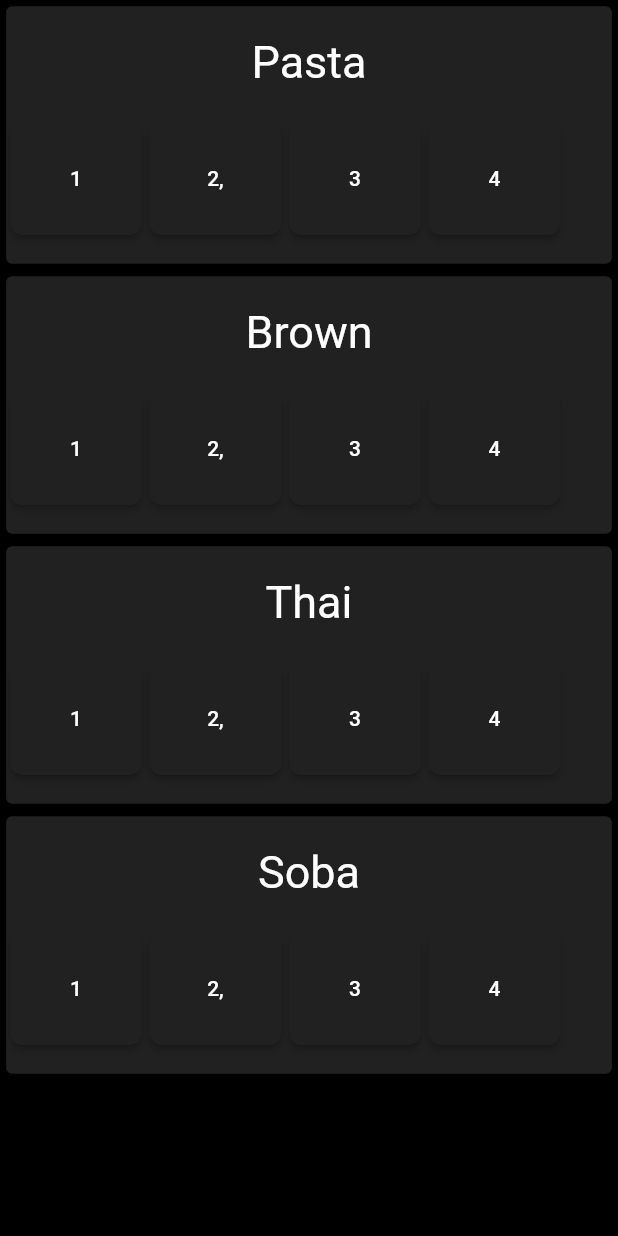
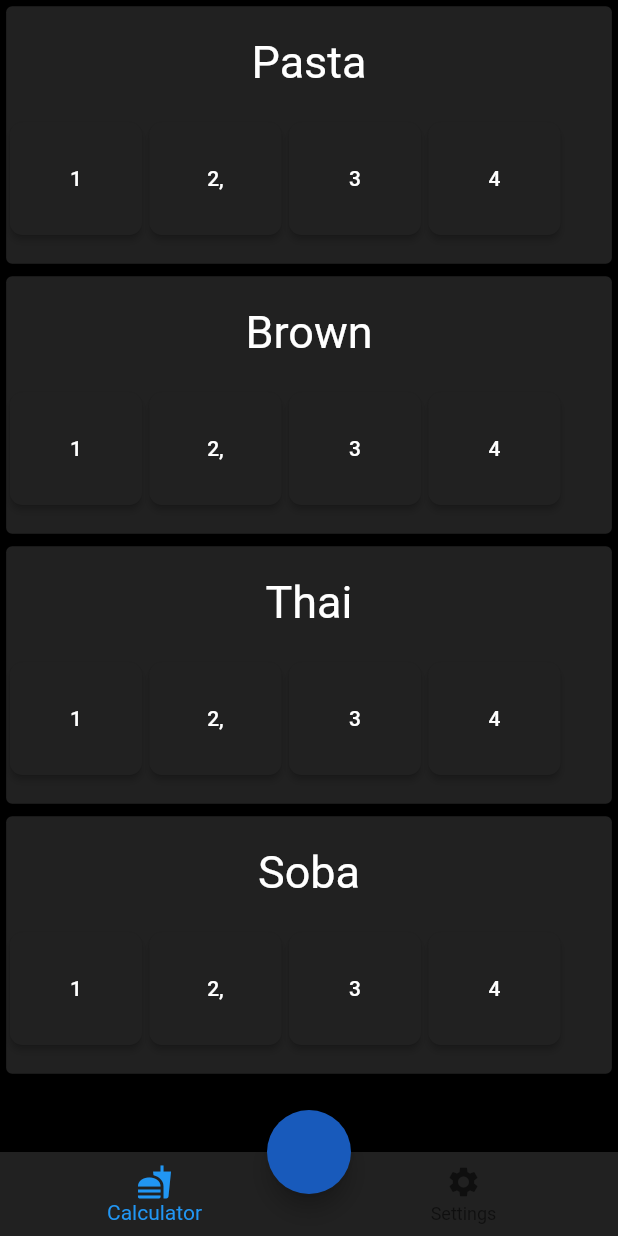
Before and after one commit to MenuItem207/salad, a Flutter app: the Calculator screen opened by its route, on a phone screen of 412 x 824 dp. Run offline on Flutter 3.47's test engine with Material 2 defaults, Android fonts, the phone set to English and light mode, and no system bars; missing offline and left inert: clipboard_manager, dart:ffi.

Commit message:
calculator

```diff
--- a/lib/calculator.dart
+++ b/lib/calculator.dart
@@ -1,4 +1,7 @@
+import 'dart:ffi';
+
 import 'package:flutter/material.dart';
+import 'package:clipboard_manager/clipboard_manager.dart';
 
 var items = [
   ['Pasta', 6],
@@ -34,9 +37,17 @@ class CreateButton extends StatelessWidget {
       print('button pressed');
       stock[index][1] = number;
       print(stock);
-      int itemsVar = items[index][1];
-      int stockVar = stock[index][1];
-      order[index][1] = itemsVar - stockVar;
+      var itemsVar = items[index][1].toString();
+      var stockVar = stock[index][1].toString();
+
+      try {
+        order[index][1] = int.parse(itemsVar) - int.parse(stockVar);
+      } on FormatException {
+        print('format error');
+        order[index][1] = int.parse(itemsVar) -
+            2; // get errorInvalid radix-10 number (at character 1), for number 2
+
+      }
       print(order);
     }
 
@@ -90,6 +101,40 @@ class Calculator extends StatelessWidget {
   @override
   Widget build(BuildContext context) {
     return Scaffold(
+      bottomNavigationBar: new Theme(
+        data: Theme.of(context).copyWith(
+            // sets the background color of the `BottomNavigationBar`
+            canvasColor: const Color(0xFF212121),
+            // sets the active color of the `BottomNavigationBar` if `Brightness` is light
+            primaryColor: const Color(0xFF185ABB),
+            textTheme: Theme.of(context)
+                .textTheme
+                .copyWith(caption: new TextStyle(color: Colors.white))),
+        child: BottomNavigationBar(
+          items: const <BottomNavigationBarItem>[
+            BottomNavigationBarItem(
+              icon: Icon(
+                Icons.fastfood,
+              ),
+              title: Text('Calculator'),
+            ),
+            BottomNavigationBarItem(
+              icon: Icon(
+                Icons.settings,
+              ),
+              title: Text('Settings'),
+            ),
+          ],
+        ),
+      ),
+      floatingActionButton: FloatingActionButton(
+        onPressed: () {
+          ClipboardManager.copyToClipBoard("your text to copy");
+          print('copied');
+        },
+        backgroundColor: const Color(0xFF185ABB),
+      ),
+      floatingActionButtonLocation: FloatingActionButtonLocation.centerDocked,
       backgroundColor: Colors.black,
       body: Column(
         children: [
--- a/pubspec.yaml
+++ b/pubspec.yaml
@@ -28,6 +28,7 @@ dependencies:
   # The following adds the Cupertino Icons font to your application.
   # Use with the CupertinoIcons class for iOS style icons.
   cupertino_icons: ^0.1.3
+  clipboard_manager: ^0.0.1
 
 dev_dependencies:
   flutter_test:
```
Also changed, not shown: pubspec.lock.
